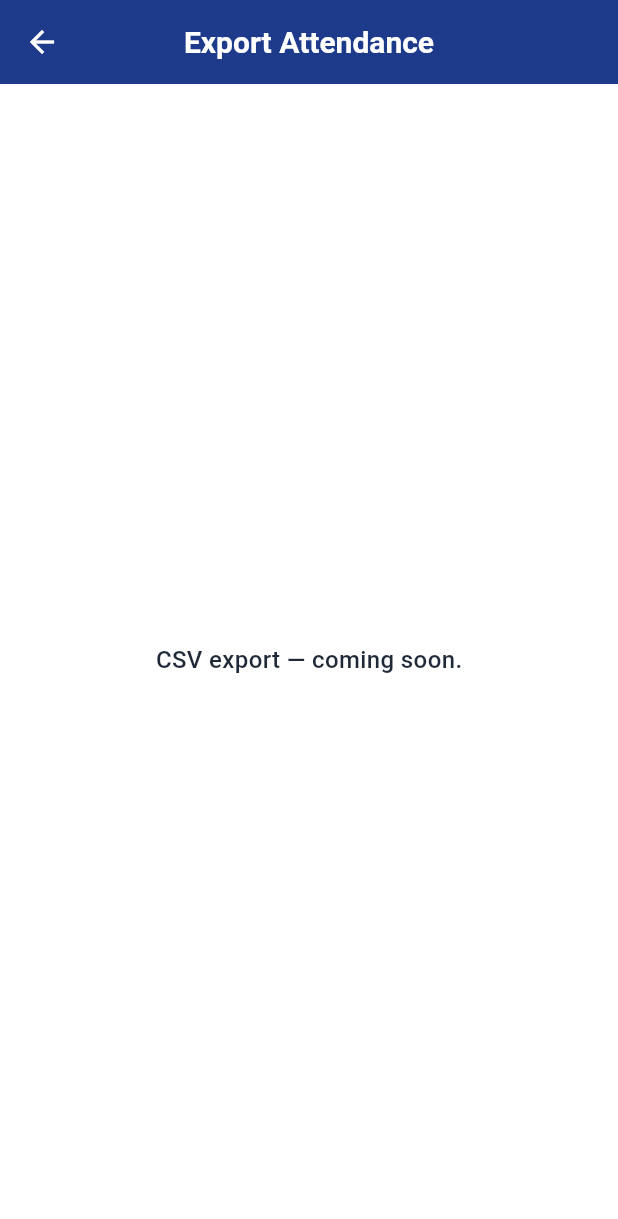
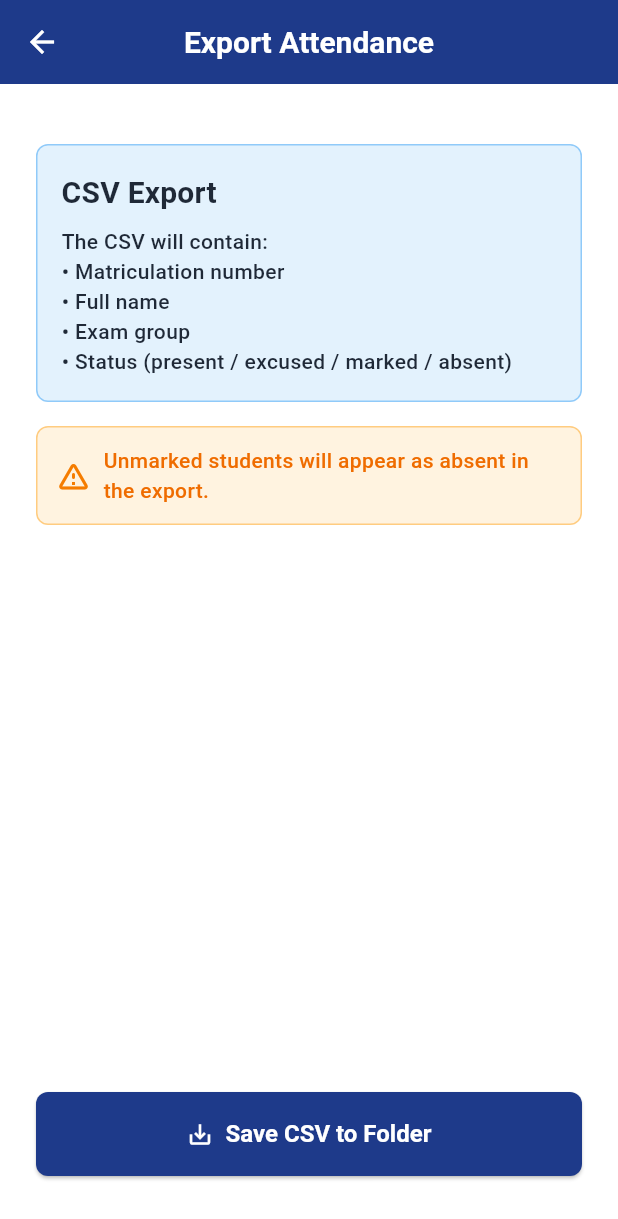
Before and after one commit to geekyoswald/Android_, a Flutter app: the ExportScreen screen opened by its route, on a phone screen of 412 x 824 dp. Shown: the top 1219 px of the screen. Run offline on Flutter 3.47's test engine with Material 3 defaults, Android fonts, the phone set to English and light mode, and no system bars; our stand-ins replace camera, file_picker, permission_handler, sqflite; missing offline and left inert: google_mlkit_text_recognition; accounts and stored records are empty.

Commit message:
remove marked_by_method field; add CSV summary block
- Drop marked_by_method column from DB schema (version bump to 2)
- Simplify updateStatus(id, status) — no method param
- Revert confirmation/scan/search route args to plain Participant
- CSV export now appends total/present/absent/excused/marked summary
- Fix missing Participant import in main.dart
- Fix stale 3-arg updateStatus call in participant_list_screen

```diff
--- a/ovgu_exam_attendance_app/lib/core/database/app_database.dart
+++ b/ovgu_exam_attendance_app/lib/core/database/app_database.dart
@@ -58,7 +58,6 @@ class AppDatabase {
         full_name TEXT NOT NULL,
         exam_group TEXT NOT NULL DEFAULT '',
         status INTEGER NOT NULL DEFAULT 0,
-        marked_by_method TEXT,
         UNIQUE(matriculation_number, exam_group)
       )
     ''');
--- a/ovgu_exam_attendance_app/lib/core/database/database_constants.dart
+++ b/ovgu_exam_attendance_app/lib/core/database/database_constants.dart
@@ -6,7 +6,7 @@ class DatabaseConstants {
   /// CRITICAL: Increment this EVERY time you modify _createParticipantsTable() schema.
   /// Since data is exam-session-only (transient), onUpgrade will DROP and recreate.
   /// No migrations needed — data is not persisted across app updates.
-  static const databaseVersion = 1;
+  static const databaseVersion = 2;
 
   /// One row per imported student. Present marking is stored on the same row.
   static const participantsTable = 'participants';
--- /dev/null
+++ b/ovgu_exam_attendance_app/lib/features/export/data/export_service.dart
@@ -0,0 +1,85 @@
+import 'dart:typed_data';
+
+import 'package:file_picker/file_picker.dart';
+
+import '../../import/domain/participant.dart';
+
+class ExportService {
+  ExportService._(); // static-only
+
+  static const _headers =
+      'matriculation_number,full_name,exam_group,status';
+
+  static String _statusLabel(int status) {
+    switch (status) {
+      case 1:
+        return 'present';
+      case 2:
+        return 'excused';
+      case 3:
+        return 'marked';
+      default:
+        return 'absent';
+    }
+  }
+
+  /// Builds a CSV string from [participants], with a summary block appended.
+  static String buildCsv(List<Participant> participants) {
+    final buffer = StringBuffer();
+    buffer.writeln(_headers);
+    for (final p in participants) {
+      final fields = [
+        p.matriculationNumber,
+        _escapeCsv(p.fullName),
+        _escapeCsv(p.examGroup),
+        _statusLabel(p.status),
+      ];
+      buffer.writeln(fields.join(','));
+    }
+
+    // Summary block
+    final total = participants.length;
+    final present = participants.where((p) => p.status == 1).length;
+    final excused = participants.where((p) => p.status == 2).length;
+    final marked = participants.where((p) => p.status == 3).length;
+    final absent = participants.where((p) => p.status == 0).length;
+
+    buffer.writeln();
+    buffer.writeln('SUMMARY');
+    buffer.writeln('total,$total');
+    buffer.writeln('present,$present');
+    buffer.writeln('absent,$absent');
+    buffer.writeln('excused,$excused');
+    buffer.writeln('marked,$marked');
+
+    return buffer.toString();
+  }
+
+  /// Opens a "Save to folder" dialog (Android SAF / iOS Files picker) so the
+  /// user can choose exactly where to save the CSV.
+  /// Returns the saved file path, or null if the user cancelled.
+  static Future<String?> saveToFolder(
+    String csv, {
+    String filename = 'attendance.csv',
+  }) async {
+    final bytes = Uint8List.fromList(csv.codeUnits);
+
+    final savedPath = await FilePicker.saveFile(
+      dialogTitle: 'Save attendance CSV',
+      fileName: filename,
+      type: FileType.custom,
+      allowedExtensions: ['csv'],
+      bytes: bytes,
+    );
+
+    return savedPath;
+  }
+
+  /// Wraps a field in double-quotes if it contains a comma, quote, or newline.
+  static String _escapeCsv(String value) {
+    if (value.contains(',') || value.contains('"') || value.contains('\n')) {
+      return '"${value.replaceAll('"', '""')}"';
+    }
+    return value;
+  }
+}
--- a/ovgu_exam_attendance_app/lib/features/export/presentation/screens/export_screen.dart
+++ b/ovgu_exam_attendance_app/lib/features/export/presentation/screens/export_screen.dart
@@ -1,7 +1,61 @@
 import 'package:flutter/material.dart';
 
-class ExportScreen extends StatelessWidget {
+import '../../../../core/theme/app_theme.dart';
+import '../../../import/data/participant_repository.dart';
+import '../../data/export_service.dart';
+
+class ExportScreen extends StatefulWidget {
   const ExportScreen({super.key});
+
+  @override
+  State<ExportScreen> createState() => _ExportScreenState();
+}
+
+class _ExportScreenState extends State<ExportScreen> {
+  final _repository = ParticipantRepository();
+  bool _isExporting = false;
+  String? _lastSavedPath;
+
+  Future<void> _export() async {
+    if (_isExporting) return;
+    setState(() {
+      _isExporting = true;
+      _lastSavedPath = null;
+    });
+
+    try {
+      final participants = await _repository.getAllParticipants();
+      if (!mounted) return;
+
+      if (participants.isEmpty) {
+        ScaffoldMessenger.of(context).showSnackBar(
+          const SnackBar(content: Text('No participants to export.')),
+        );
+        return;
+      }
+
+      final csv = ExportService.buildCsv(participants);
+      final savedPath = await ExportService.saveToFolder(csv);
+
+      if (!mounted) return;
+
+      if (savedPath != null) {
+        setState(() => _lastSavedPath = savedPath);
+        ScaffoldMessenger.of(context).showSnackBar(
+          const SnackBar(content: Text('CSV saved successfully.')),
+        );
+      }
+      // If null — user cancelled, do nothing
+    } catch (e) {
+      if (mounted) {
+        ScaffoldMessenger.of(context).showSnackBar(
+          SnackBar(content: Text('Export failed: $e')),
+        );
+      }
+    } finally {
+      if (mounted) setState(() => _isExporting = false);
+    }
+  }
 
   @override
   Widget build(BuildContext context) {
@@ -9,10 +63,112 @@ class ExportScreen extends StatelessWidget {
       appBar: AppBar(
         title: const Text('Export Attendance'),
       ),
-      body: const Center(
-        child: Text(
-          'CSV export — coming soon.',
-          style: TextStyle(fontSize: 16),
+      body: Padding(
+        padding: const EdgeInsets.all(24),
+        child: Column(
+          crossAxisAlignment: CrossAxisAlignment.stretch,
+          children: [
+            const SizedBox(height: 16),
+            // Info card
+            Container(
+              padding: const EdgeInsets.all(16),
+              decoration: BoxDecoration(
+                color: Colors.blue.shade50,
+                borderRadius: BorderRadius.circular(8),
+                border: Border.all(color: Colors.blue.shade200),
+              ),
+              child: Column(
+                crossAxisAlignment: CrossAxisAlignment.start,
+                children: [
+                  Text(
+                    'CSV Export',
+                    style: Theme.of(context)
+                        .textTheme
+                        .titleMedium
+                        ?.copyWith(fontWeight: FontWeight.bold),
+                  ),
+                  const SizedBox(height: 8),
+                  const Text(
+                    'The CSV will contain:\n'
+                    '• Matriculation number\n'
+                    '• Full name\n'
+                    '• Exam group\n'
+                    '• Status (present / excused / marked / absent)',
+                  ),
+                ],
+              ),
+            ),
+            const SizedBox(height: 16),
+            // Warning
+            Container(
+              padding: const EdgeInsets.all(12),
+              decoration: BoxDecoration(
+                color: Colors.orange.shade50,
+                borderRadius: BorderRadius.circular(8),
+                border: Border.all(color: Colors.orange.shade200),
+              ),
+              child: Row(
+                children: [
+                  Icon(Icons.warning_amber_rounded,
+                      color: Colors.orange.shade700),
+                  const SizedBox(width: 8),
+                  Expanded(
+                    child: Text(
+                      'Unmarked students will appear as absent in the export.',
+                      style: TextStyle(color: Colors.orange.shade800),
+                    ),
+                  ),
+                ],
+              ),
+            ),
+            // Last saved path
+            if (_lastSavedPath != null) ...[
+              const SizedBox(height: 16),
+              Container(
+                padding: const EdgeInsets.all(12),
+                decoration: BoxDecoration(
+                  color: Colors.green.shade50,
+                  borderRadius: BorderRadius.circular(8),
+                  border: Border.all(color: Colors.green.shade200),
+                ),
+                child: Row(
+                  children: [
+                    Icon(Icons.check_circle, color: Colors.green.shade700),
+                    const SizedBox(width: 8),
+                    Expanded(
+                      child: Text(
+                        'Saved to: $_lastSavedPath',
+                        style: TextStyle(
+                            color: Colors.green.shade800, fontSize: 12),
+                      ),
+                    ),
+                  ],
+                ),
+              ),
+            ],
+            const Spacer(),
+            SizedBox(
+              height: 56,
+              child: ElevatedButton.icon(
+                onPressed: _isExporting ? null : _export,
+                icon: _isExporting
+                    ? const SizedBox(
+                        width: 20,
+                        height: 20,
+                        child: CircularProgressIndicator(
+                          strokeWidth: 2,
+                          color: Colors.white,
+                        ),
+                      )
+                    : const Icon(Icons.save_alt),
+                label: Text(
+                  _isExporting ? 'Preparing…' : 'Save CSV to Folder',
+                  style: const TextStyle(fontSize: 16),
+                ),
+              ),
+            ),
+            AppTheme.verticalSpacingMedium,
+          ],
         ),
       ),
     );
--- a/ovgu_exam_attendance_app/lib/features/import/data/participant_repository.dart
+++ b/ovgu_exam_attendance_app/lib/features/import/data/participant_repository.dart
@@ -20,7 +20,6 @@ class ParticipantRepository {
             'full_name': row.fullName,
             'exam_group': row.examGroup,
             'status': 0,
-            'marked_by_method': null,
           },
           conflictAlgorithm: ConflictAlgorithm.abort,
         );
@@ -42,7 +41,6 @@ class ParticipantRepository {
           fullName: map['full_name'] as String,
           examGroup: map['exam_group'] as String? ?? '',
           status: map['status'] as int,
-          markedByMethod: map['marked_by_method'] as String?,
         ),
     ];
   }
@@ -83,14 +81,11 @@ class ParticipantRepository {
     return counts;
   }
 
-  Future<void> updateStatus(int id, int status, String? method) async {
+  Future<void> updateStatus(int id, int status) async {
     final db = await AppDatabase.instance.database;
     await db.update(
       DatabaseConstants.participantsTable,
-      {
-        'status': status,
-        'marked_by_method': method,
-      },
+      {'status': status},
       where: 'id = ?',
       whereArgs: [id],
     );
@@ -114,7 +109,6 @@ class ParticipantRepository {
           fullName: map['full_name'] as String,
           examGroup: map['exam_group'] as String? ?? '',
           status: map['status'] as int,
-          markedByMethod: map['marked_by_method'] as String?,
         ),
     ];
   }
--- a/ovgu_exam_attendance_app/lib/features/import/domain/participant.dart
+++ b/ovgu_exam_attendance_app/lib/features/import/domain/participant.dart
@@ -4,7 +4,6 @@ class Participant {
   final String fullName;
   final String examGroup;
   final int status;
-  final String? markedByMethod;
 
   Participant({
     required this.id,
@@ -12,7 +11,6 @@ class Participant {
     required this.fullName,
     required this.examGroup,
     required this.status,
-    this.markedByMethod,
   });
 
   String get statusLabel {
--- a/ovgu_exam_attendance_app/lib/features/import/presentation/screens/import_screen.dart
+++ b/ovgu_exam_attendance_app/lib/features/import/presentation/screens/import_screen.dart
@@ -193,6 +193,14 @@ class _ImportScreenState extends State<ImportScreen> {
               icon: const Icon(Icons.search),
               label: const Text('Manual Search'),
             ),
+            const SizedBox(height: 12),
+            OutlinedButton.icon(
+              onPressed: _isImportSuccessful
+                  ? () => Navigator.pushNamed(context, AppRoutes.export_)
+                  : null,
+              icon: const Icon(Icons.download),
+              label: const Text('Export Attendance'),
+            ),
             if (_resultCard != null) ...[
               const SizedBox(height: 20),
               _ResultCardWidget(
--- a/ovgu_exam_attendance_app/lib/features/participants/presentation/screens/participant_list_screen.dart
+++ b/ovgu_exam_attendance_app/lib/features/participants/presentation/screens/participant_list_screen.dart
@@ -209,7 +209,7 @@ class _ParticipantListScreenState extends State<ParticipantListScreen> {
         width: double.infinity,
         child: OutlinedButton(
           onPressed: () async {
-            await _repository.updateStatus(participant.id, status, null);
+            await _repository.updateStatus(participant.id, status);
             if (mounted) {
               setState(() {
                 _participantsFuture = _repository.getAllParticipants();
--- a/ovgu_exam_attendance_app/lib/main.dart
+++ b/ovgu_exam_attendance_app/lib/main.dart
@@ -1,6 +1,7 @@
 import 'package:flutter/material.dart';
 
 import 'core/theme/app_theme.dart';
+import 'features/import/domain/participant.dart';
 import 'features/confirmation/presentation/screens/confirmation_screen.dart';
 import 'features/export/presentation/screens/export_screen.dart';
 import 'features/import/presentation/screens/import_screen.dart';
@@ -40,7 +41,7 @@ class OvguAttendanceApp extends StatelessWidget {
       },
       onGenerateRoute: (settings) {
         if (settings.name == AppRoutes.confirmation) {
-          final participant = settings.arguments as dynamic;
+          final participant = settings.arguments as Participant;
           return MaterialPageRoute(
             builder: (_) => ConfirmationScreen(participant: participant),
           );
```
Also changed, not shown: ovgu_exam_attendance_app/lib/features/confirmation/presentation/screens/confirmation_screen.dart (+5 -2 lines), 2 other files.
